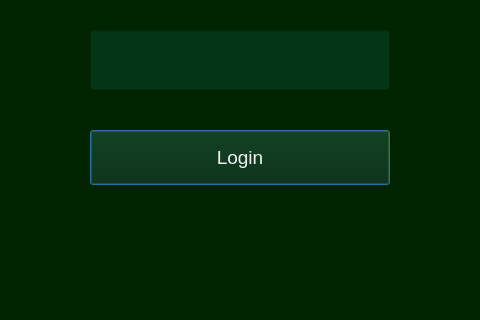
Before: the Qt Designer form WindowsGraphics/SignInWindow.ui in Skripkon/App-for-learning-English-LANGOD, drawn with Qt 5; both pictures show x 360 to 840 and y 230 to 550 of the 1200 by 800 pixel window.
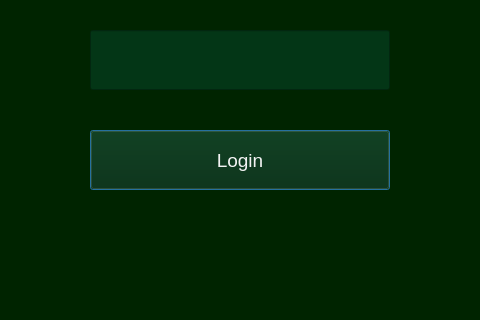
After: the same form once the commit is applied.

```diff
--- a/WindowsGraphics/SignInWindow.ui
+++ b/WindowsGraphics/SignInWindow.ui
@@ -103,7 +103,7 @@
      <x>450</x>
      <y>360</y>
      <width>300</width>
-     <height>55</height>
+     <height>60</height>
     </rect>
    </property>
    <property name="styleSheet">
```
